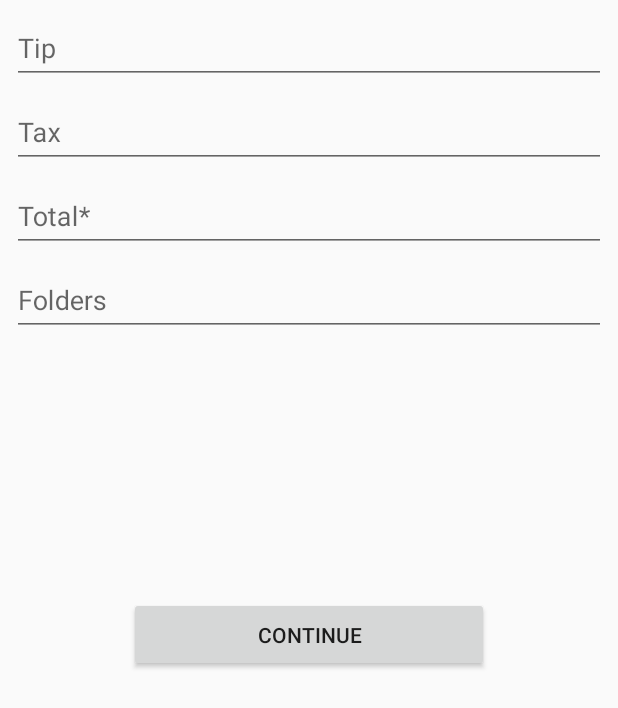
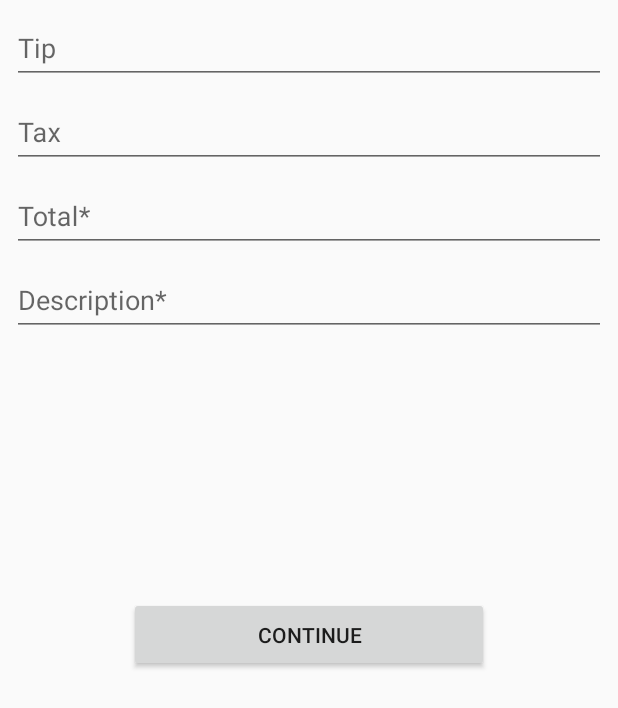
Before and after one commit to bpaw/Receipt-Repo, an Android app: the addReceipt screen opened directly, with no data from a screen before it, scrolled down 206 dp, on a phone screen of 412 x 824 dp, the part 528-1236 px from its top. Run offline under Robolectric (Android 15) with nearby library versions, the phone set to English and light mode, and no system bars; our stand-ins replace Firebase (no records; nobody signed in at launch, a user with empty details on screens opened directly); network calls fail.

Commit message:
the description field can now be filled in from the Android app

```diff
--- a/app/src/main/java/com/example/brandonpaw/receipttracker/Receipt.java
+++ b/app/src/main/java/com/example/brandonpaw/receipttracker/Receipt.java
@@ -27,13 +27,14 @@ public class Receipt {
 
     public Receipt() {}
 
-    public Receipt(String receipt, double tip, double tax, double total, String input_folders, String date) {
+    public Receipt(String receipt, double tip, double tax, double total, String input_folders, String date, String description) {
         this.receipt = receipt;
         this.tip = tip;
         this.tax = tax;
         this.total = total;
         this.folders = input_folders;
         this.date = date;
+        this.description = description;
     }
 
     public static Receipt JSONtoReceipt(JSONObject json) throws JSONException {
--- a/app/src/main/res/layout/content_add_receipt.xml
+++ b/app/src/main/res/layout/content_add_receipt.xml
@@ -94,7 +94,17 @@
                     android:hint="Total*" />
 
             </android.support.design.widget.TextInputLayout>
+            <android.support.design.widget.TextInputLayout
+                android:layout_width="match_parent"
+                android:layout_height="wrap_content">
 
+                <EditText
+                    android:id="@+id/add_description"
+                    android:layout_width="match_parent"
+                    android:layout_height="wrap_content"
+                    android:hint="Description*" />
+
+            </android.support.design.widget.TextInputLayout>
             <android.support.design.widget.TextInputLayout
                 android:layout_width="match_parent"
                 android:layout_height="wrap_content">
```
Also changed, not shown: app/src/main/java/com/example/brandonpaw/receipttracker/addReceipt.java (+6 -4 lines).
